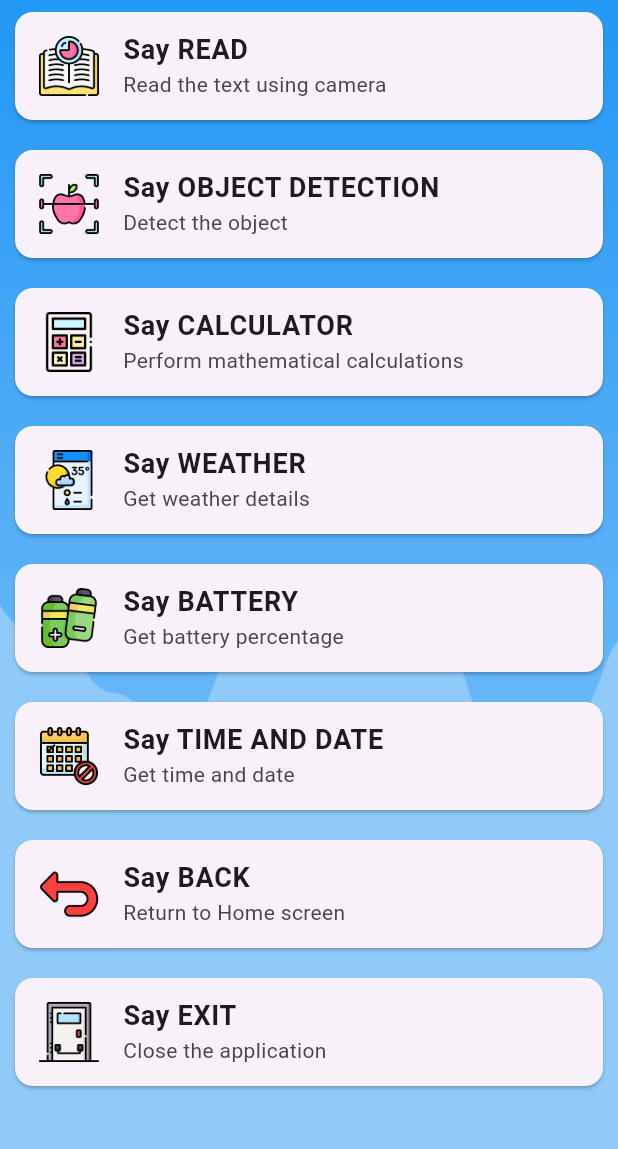
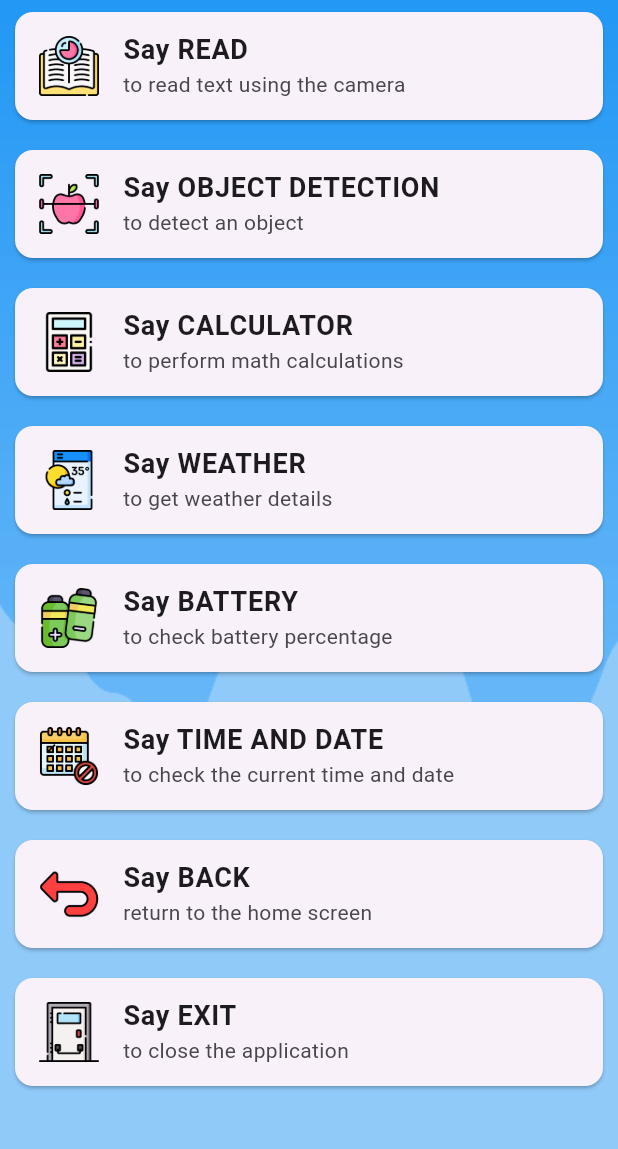
Before and after one commit to zanavilo/VisioGuideV2, a Flutter app: the MainPage screen opened by its route, on a phone screen of 412 x 824 dp, the part 87-1236 px from its top. Run offline on Flutter 3.47's test engine with Material 3 defaults, Android fonts, the phone set to English and light mode, and no system bars; our stand-ins replace battery_plus, camera, flutter_tts, geolocator, permission_handler, vibration; project files that could hold a hidden picture were left out.

Commit message:
fixed tts and time and date

```diff
--- a/lib/Pages/MainPage.dart
+++ b/lib/Pages/MainPage.dart
@@ -1,6 +1,7 @@
 import 'package:flutter/material.dart'; // Necessary for UI components
 import 'package:flutter/services.dart'; // Import for HapticFeedback
 import 'package:vibration/vibration.dart'; // Import for Vibration
+import 'package:flutter_tts/flutter_tts.dart'; // Import for TTS
 import 'ReadPage.dart';
 import 'ObjectDetectionPage.dart';
 import 'CalculatorPage.dart';
@@ -9,17 +10,55 @@ import 'BatteryStatus.dart';
 import 'TimeAndDatePage.dart';
 import 'CameraScreen.dart';
 
-class MainPage extends StatelessWidget {
+class MainPage extends StatefulWidget {
+  @override
+  _MainPageState createState() => _MainPageState();
+}
+
+class _MainPageState extends State<MainPage> {
+  final FlutterTts flutterTts = FlutterTts(); // TTS instance
+
   final List<Option> options = [
-    Option('READ', 'Read the text using camera', 'assets/read.png'),
-    Option('OBJECT DETECTION', 'Detect the object', 'assets/obj.png'),
-    Option('CALCULATOR', 'Perform mathematical calculations', 'assets/cal.png'),
-    Option('WEATHER', 'Get weather details', 'assets/weather.png'),
-    Option('BATTERY', 'Get battery percentage', 'assets/batt.png'),
-    Option('TIME AND DATE', 'Get time and date', 'assets/tnd.png'),
-    Option('BACK', 'Return to Home screen', 'assets/back.png'),
-    Option('EXIT', 'Close the application', 'assets/exit.png'),
+    Option('READ', 'to read text using the camera', 'assets/read.png'),
+    Option('OBJECT DETECTION', 'to detect an object', 'assets/obj.png'),
+    Option('CALCULATOR', 'to perform math calculations', 'assets/cal.png'),
+    Option('WEATHER', 'to get weather details', 'assets/weather.png'),
+    Option('BATTERY', 'to check battery percentage', 'assets/batt.png'),
+    Option('TIME AND DATE', 'to check the current time and date', 'assets/tnd.png'),
+    Option('BACK', 'return to the home screen', 'assets/back.png'),
+    Option('EXIT', 'to close the application', 'assets/exit.png'),
   ];
+
+  // Function to speak the selected option with description
+  Future<void> _speak(String text) async {
+    await flutterTts.setLanguage("en-US");
+    await flutterTts.setPitch(1.0);
+    await flutterTts.setSpeechRate(0.4); // Slower speech rate
+    await flutterTts.speak(text);
+  }
+
+  // Automatically read all options with description when the page opens
+  Future<void> _speakAllOptions() async {
+    String allOptions = options
+        .map((option) => 'Say ${option.title} ${option.description}')
+        .join('. ');
+    await _speak("Options available are: $allOptions");
+  }
+
+  // Function to speak the title and description of all options
+  Future<void> _speakAllTitlesAndDescriptions() async {
+    for (var option in options) {
+      await _speak('${option.title} - ${option.description}');
+      // Wait a bit before speaking the next option (optional)
+      await Future.delayed(Duration(milliseconds: 3500)); // Adjust delay as needed
+    }
+  }
+
+  @override
+  void initState() {
+    super.initState();
+    _speakAllOptions(); // Automatically speak all the options with description on page load
+  }
 
   @override
   Widget build(BuildContext context) {
@@ -28,7 +67,14 @@ class MainPage extends StatelessWidget {
         title: const Text('Welcome to Visio-Guide', style: TextStyle(color: Colors.white)),
         backgroundColor: Colors.blue,
       ),
-      body: Stack(
+      body: GestureDetector(
+        onHorizontalDragEnd: (details) {
+          // Detect left swipe
+          if (details.velocity.pixelsPerSecond.dx < 0) {
+            _speakAllTitlesAndDescriptions(); // Speak all titles and descriptions on left swipe
+          }
+        },
+        child: Stack(
           children: <Widget>[
             // Background image
             Container(
@@ -62,6 +108,9 @@ class MainPage extends StatelessWidget {
                         // Vibration feedback on tap
                         Vibration.vibrate(duration: 100); // Vibrate for 100 milliseconds
                       }
+
+                      // Speak the selected option and description
+                      await _speak('Say ${options[index].title}: ${options[index].description}');
 
                       // Navigate to the respective feature page
                       switch (options[index].title) {
@@ -117,6 +166,7 @@ class MainPage extends StatelessWidget {
             ),
           ],
         ),
+      ),
     );
   }
 }
```
Also changed, not shown: lib/Pages/TimeAndDatePage.dart (+14 -3 lines), 1 other file. Lines whose indentation alone changed are shown as unchanged.
